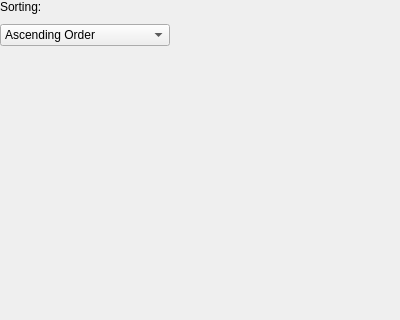
First picture: the form in sortdialog.ui, repository Airels/ihm-tabs, before the edit; both pictures show x 0 to 400 and y 0 to 320 of the 400 by 639 pixel window.
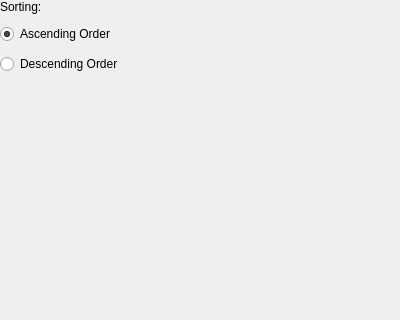
Second picture: the form after the edit.

Patch:
```diff
--- a/sortdialog.ui
+++ b/sortdialog.ui
@@ -22,6 +22,12 @@
      <height>500</height>
     </rect>
    </property>
+   <property name="sizePolicy">
+    <sizepolicy hsizetype="Expanding" vsizetype="Fixed">
+     <horstretch>0</horstretch>
+     <verstretch>0</verstretch>
+    </sizepolicy>
+   </property>
    <property name="maximumSize">
     <size>
      <width>200</width>
@@ -82,95 +88,59 @@
         <property name="verticalSpacing">
          <number>10</number>
         </property>
-        <item row="0" column="0">
-         <widget class="QLabel" name="label">
-          <property name="text">
-           <string>Sorting:</string>
-          </property>
-         </widget>
-        </item>
         <item row="4" column="0">
-         <widget class="QFrame" name="_colorFrame">
+         <widget class="QRadioButton" name="_buttonDescending">
+          <property name="text">
+           <string>Descending Order</string>
+          </property>
+         </widget>
+        </item>
+        <item row="2" column="0">
+         <widget class="QLabel" name="label">
           <property name="sizePolicy">
-           <sizepolicy hsizetype="Expanding" vsizetype="Expanding">
+           <sizepolicy hsizetype="Preferred" vsizetype="Fixed">
             <horstretch>0</horstretch>
             <verstretch>0</verstretch>
            </sizepolicy>
           </property>
-          <property name="minimumSize">
-           <size>
-            <width>25</width>
-            <height>300</height>
-           </size>
+          <property name="text">
+           <string>Sorting:</string>
           </property>
-          <property name="maximumSize">
+         </widget>
+        </item>
+        <item row="6" column="0">
+         <spacer name="verticalSpacer">
+          <property name="orientation">
+           <enum>Qt::Vertical</enum>
+          </property>
+          <property name="sizeType">
+           <enum>QSizePolicy::Maximum</enum>
+          </property>
+          <property name="sizeHint" stdset="0">
            <size>
-            <width>200</width>
-            <height>16777215</height>
+            <width>20</width>
+            <height>40</height>
            </size>
           </property>
-          <property name="autoFillBackground">
+         </spacer>
+        </item>
+        <item row="3" column="0">
+         <widget class="QRadioButton" name="_buttonAscending">
+          <property name="text">
+           <string>Ascending Order</string>
+          </property>
+          <property name="checked">
            <bool>true</bool>
           </property>
-          <property name="frameShape">
-           <enum>QFrame::NoFrame</enum>
-          </property>
-          <property name="frameShadow">
-           <enum>QFrame::Plain</enum>
-          </property>
          </widget>
         </item>
-        <item row="2" column="0">
+        <item row="5" column="0">
          <widget class="QLabel" name="label_2">
           <property name="text">
-           <string> </string>
+           <string/>
           </property>
          </widget>
         </item>
-        <item row="1" column="0">
-         <layout class="QHBoxLayout" name="horizontalLayout">
-          <property name="spacing">
-           <number>0</number>
-          </property>
-          <item>
-           <widget class="QComboBox" name="_valueBox">
-            <item>
-             <property name="text">
-              <string>Ascending Order</string>
-             </property>
-            </item>
-            <item>
-             <property name="text">
-              <string>Descending Order</string>
-             </property>
-            </item>
-           </widget>
-          </item>
-          <item>
-           <spacer name="horizontalSpacer_2">
-            <property name="orientation">
-             <enum>Qt::Horizontal</enum>
-            </property>
-            <property name="sizeType">
-             <enum>QSizePolicy::Fixed</enum>
-            </property>
-            <property name="sizeHint" stdset="0">
-             <size>
-              <width>30</width>
-              <height>20</height>
-             </size>
-            </property>
-           </spacer>
-          </item>
-         </layout>
-        </item>
-        <item row="3" column="0">
-         <layout class="QHBoxLayout" name="horizontalLayout_2">
-          <property name="spacing">
-           <number>0</number>
-          </property>
-         </layout>
-        </item>
        </layout>
       </item>
      </layout>
```
